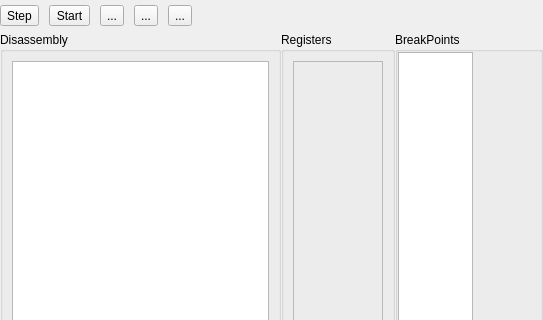
TheProjecter/pockemul, file ui/dialogdasm.ui: the form before one commit; both pictures show x 0 to 543 and y 0 to 320 of the 543 by 524 pixel window.
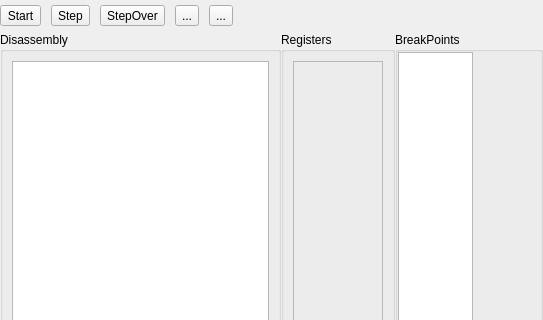
The form after the commit.

The edit to the form file:
```diff
--- a/ui/dialogdasm.ui
+++ b/ui/dialogdasm.ui
@@ -31,13 +31,6 @@
      <property name="spacing">
       <number>10</number>
      </property>
-     <item>
-      <widget class="QToolButton" name="tbStep">
-       <property name="text">
-        <string>Step</string>
-       </property>
-      </widget>
-     </item>
      <item>
       <widget class="QToolButton" name="tbStart">
        <property name="text">
@@ -46,9 +39,16 @@
       </widget>
      </item>
      <item>
-      <widget class="QToolButton" name="toolButton_3">
+      <widget class="QToolButton" name="tbStep">
        <property name="text">
-        <string>...</string>
+        <string>Step</string>
+       </property>
+      </widget>
+     </item>
+     <item>
+      <widget class="QToolButton" name="tbStepOver">
+       <property name="text">
+        <string>StepOver</string>
        </property>
       </widget>
      </item>
```
